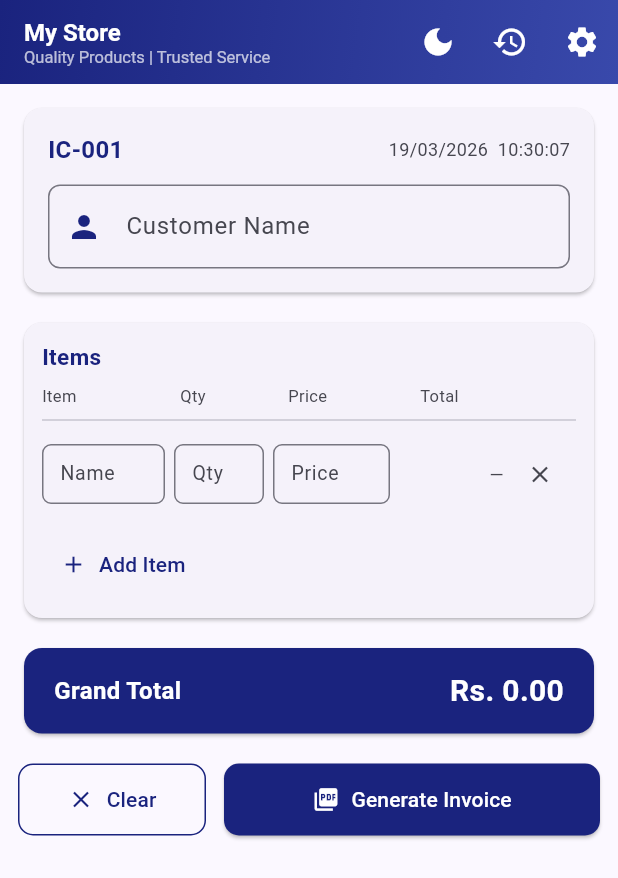
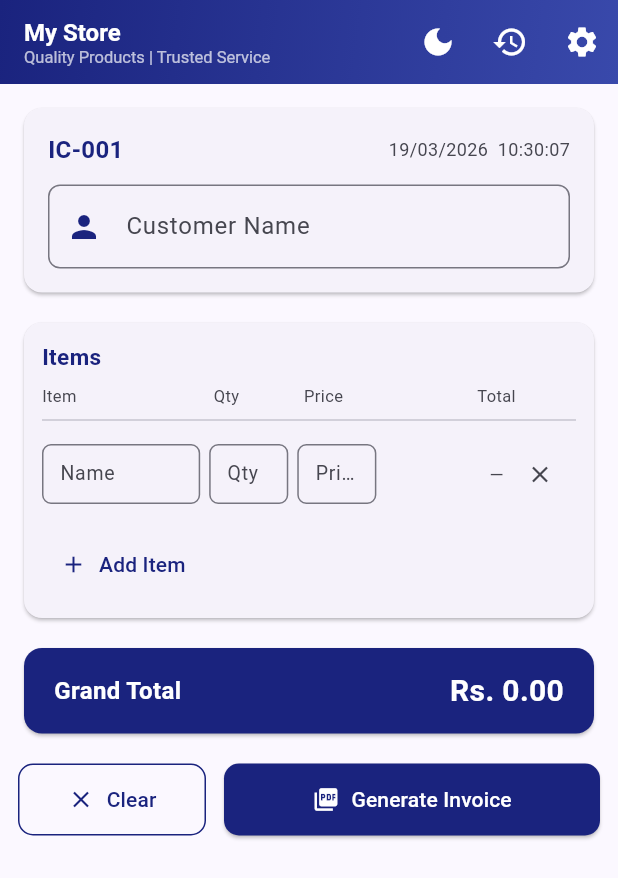
Before and after one commit to MahajanMohit/Invoice_generator, a Flutter app: the screen it shows after launch, on a phone screen of 412 x 824 dp. Shown: the top 878 px of the screen. Run offline on Flutter 3.47's test engine with Material 3 defaults, Android fonts, the phone set to English and light mode, and no system bars; our stand-ins replace open_filex, pdf, share_plus, shared_preferences, sqflite; accounts and stored records are empty.

Commit message:
Fix item row layout on portrait phones
Replace fixed-width SizedBox columns with Expanded+flex so all
columns scale proportionally to screen width. Flex ratios:
  Item(4) : Qty(2) : Price(2) : Total(3)

Previously, Qty(60px)+Price(78px)+Total(70px)+delete(40px) = 248px
of fixed widths left the Item name field with ~36px on a 360dp phone,
showing barely 2-3 characters.

https://claude.ai/code/session_019NBe2KZ6woXxuhiGGseFEh

```diff
--- a/shakti_invoice/lib/screens/home_screen.dart
+++ b/shakti_invoice/lib/screens/home_screen.dart
@@ -434,33 +434,34 @@ class _HomeScreenState extends State<HomeScreen> {
               Row(
                 children: [
                   Expanded(
-                      flex: 3,
+                      flex: 4,
                       child: Text('Item',
                           style: TextStyle(
                               fontSize: 11,
                               color: cs.onSurfaceVariant))),
-                  const SizedBox(width: 8),
-                  SizedBox(
-                      width: 64,
+                  const SizedBox(width: 6),
+                  Expanded(
+                      flex: 2,
                       child: Text('Qty',
                           style: TextStyle(
                               fontSize: 11,
                               color: cs.onSurfaceVariant))),
-                  const SizedBox(width: 8),
-                  SizedBox(
-                      width: 80,
+                  const SizedBox(width: 6),
+                  Expanded(
+                      flex: 2,
                       child: Text('Price',
                           style: TextStyle(
                               fontSize: 11,
                               color: cs.onSurfaceVariant))),
-                  const SizedBox(width: 8),
-                  SizedBox(
-                      width: 72,
+                  const SizedBox(width: 6),
+                  Expanded(
+                      flex: 3,
                       child: Text('Total',
+                          textAlign: TextAlign.right,
                           style: TextStyle(
                               fontSize: 11,
                               color: cs.onSurfaceVariant))),
-                  const SizedBox(width: 32),
+                  const SizedBox(width: 40),
                 ],
               ),
               const Divider(),
@@ -496,7 +497,7 @@ class _HomeScreenState extends State<HomeScreen> {
             crossAxisAlignment: CrossAxisAlignment.center,
             children: [
               Expanded(
-                flex: 3,
+                flex: 4,
                 child: TextField(
                   controller: _rows[i]['name'],
                   decoration: _inputDeco('Name', cs),
@@ -505,8 +506,8 @@ class _HomeScreenState extends State<HomeScreen> {
                 ),
               ),
               const SizedBox(width: 6),
-              SizedBox(
-                width: 60,
+              Expanded(
+                flex: 2,
                 child: TextField(
                   controller: _rows[i]['qty'],
                   decoration: _inputDeco('Qty', cs),
@@ -516,8 +517,8 @@ class _HomeScreenState extends State<HomeScreen> {
                 ),
               ),
               const SizedBox(width: 6),
-              SizedBox(
-                width: 78,
+              Expanded(
+                flex: 2,
                 child: TextField(
                   controller: _rows[i]['price'],
                   decoration: _inputDeco('Price', cs),
@@ -527,8 +528,8 @@ class _HomeScreenState extends State<HomeScreen> {
                 ),
               ),
               const SizedBox(width: 6),
-              SizedBox(
-                width: 70,
+              Expanded(
+                flex: 3,
                 child: Text(
                   total > 0 ? NumberFormat('#,##0.00').format(total) : '—',
                   textAlign: TextAlign.right,
```
